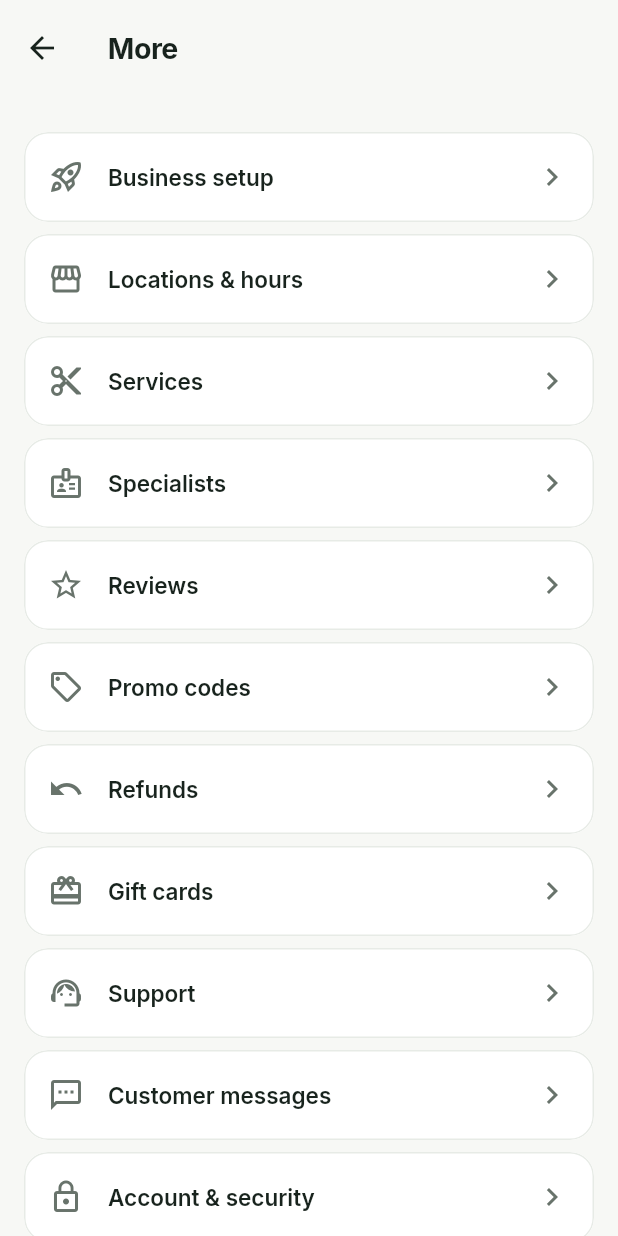
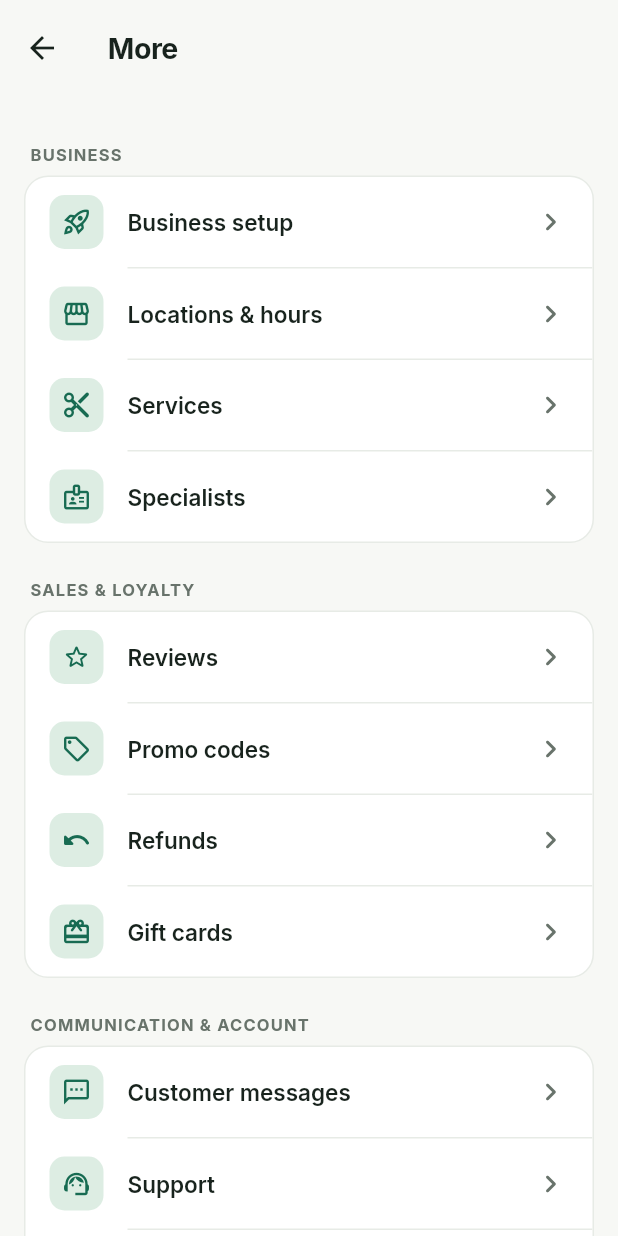
Before and after one commit to ADatkashov/orleu, a Flutter app: the MoreScreen screen opened directly, on a phone screen of 412 x 824 dp. Run offline on Flutter 3.47's test engine with Material 3 defaults, Android fonts, the phone set to English and light mode, and no system bars; our stand-ins replace dio, file_picker, flutter_riverpod, flutter_secure_storage, go_router, shared_preferences and 1 more; accounts and stored records are empty; network calls fail.

Commit message:
Redesign calendar, customers, more screens with shared components
Co-Authored-By: Claude Sonnet 5.5 <noreply@anthropic.com>
Claude-Session: https://claude.ai/code/session_01Kye4p9zCYXgGAj2usnKC1F

```diff
--- a/mobile/lib/core/widgets/analytics_chart.dart
+++ b/mobile/lib/core/widgets/analytics_chart.dart
@@ -70,7 +70,7 @@ class _BarsPainter extends CustomPainter {
       final v = values[i];
       final full = maxValue <= 0 || v <= 0 ? 2.0 : (v / maxValue * (size.height - 4)).clamp(4.0, size.height);
       final h = 2 + (full - 2) * progress;
-      final paint = Paint()..color = highlight == null ? color : (highlight == i ? accent : color.withValues(alpha: 0.55));
+      final paint = Paint()..color = highlight == null ? color : (highlight == i ? accent : color.withValues(alpha: 0.72));
       if (v <= 0) paint.color = muted;
       final x = i * slot + (slot - w) / 2;
       canvas.drawRRect(RRect.fromRectAndCorners(Rect.fromLTWH(x, size.height - h, w, h), topLeft: Radius.circular(w / 2.4), topRight: Radius.circular(w / 2.4), bottomLeft: const Radius.circular(2), bottomRight: const Radius.circular(2)), paint);
--- /dev/null
+++ b/mobile/lib/core/widgets/settings_tiles.dart
@@ -0,0 +1,69 @@
+import 'package:flutter/material.dart';
+
+import '../design/tokens.dart';
+import 'app_card.dart';
+
+/// Titled card holding a list of [SettingsTile]s separated by hairlines.
+class SettingsGroup extends StatelessWidget {
+  final String? title;
+  final List<Widget> children;
+  const SettingsGroup({super.key, this.title, required this.children});
+  @override
+  Widget build(BuildContext context) {
+    final t = Theme.of(context);
+    return Column(crossAxisAlignment: CrossAxisAlignment.start, children: [
+      if (title != null)
+        Padding(
+          padding: const EdgeInsets.fromLTRB(AppSpacing.xs, 0, 0, AppSpacing.sm),
+          child: Semantics(header: true, child: Text(title!.toUpperCase(), style: t.textTheme.labelSmall?.copyWith(letterSpacing: 0.8, fontWeight: FontWeight.w700))),
+        ),
+      AppCard(
+        padding: EdgeInsets.zero,
+        child: Column(children: [
+          for (var i = 0; i < children.length; i++) ...[
+            if (i > 0) Divider(indent: 68, color: t.colorScheme.outlineVariant),
+            children[i],
+          ],
+        ]),
+      ),
+    ]);
+  }
+}
+
+/// Row with a tinted icon, title, optional subtitle and chevron.
+class SettingsTile extends StatelessWidget {
+  final IconData icon;
+  final String title;
+  final String? subtitle;
+  final VoidCallback? onTap;
+  final Widget? trailing;
+  const SettingsTile({super.key, required this.icon, required this.title, this.subtitle, this.onTap, this.trailing});
+  @override
+  Widget build(BuildContext context) {
+    final t = Theme.of(context);
+    return InkWell(
+      onTap: onTap,
+      child: ConstrainedBox(
+        constraints: const BoxConstraints(minHeight: 60),
+        child: Padding(
+          padding: const EdgeInsets.symmetric(horizontal: AppSpacing.md, vertical: 10),
+          child: Row(children: [
+            Container(
+              width: 36, height: 36,
+              decoration: BoxDecoration(color: t.colorScheme.primaryContainer, borderRadius: BorderRadius.circular(AppRadius.control - 2)),
+              child: Icon(icon, size: AppIconSize.md, color: t.colorScheme.primary),
+            ),
+            const SizedBox(width: AppSpacing.md),
+            Expanded(
+              child: Column(crossAxisAlignment: CrossAxisAlignment.start, children: [
+                Text(title, style: t.textTheme.titleSmall?.copyWith(fontSize: 15)),
+                if (subtitle != null) Text(subtitle!, style: t.textTheme.bodySmall),
+              ]),
+            ),
+            trailing ?? (onTap != null ? Icon(Icons.chevron_right_rounded, color: t.colorScheme.onSurfaceVariant) : const SizedBox.shrink()),
+          ]),
+        ),
+      ),
+    );
+  }
+}
--- a/mobile/lib/core/widgets/widgets.dart
+++ b/mobile/lib/core/widgets/widgets.dart
@@ -11,5 +11,6 @@ export 'date_selector.dart';
 export 'domain_cards.dart';
 export 'pressable.dart';
 export 'search_field.dart';
+export 'settings_tiles.dart';
 export 'section_header.dart';
 export 'stat_card.dart';
--- a/mobile/lib/features/home/home_screen.dart
+++ b/mobile/lib/features/home/home_screen.dart
@@ -182,7 +182,7 @@ class _Performance extends StatelessWidget {
     final l = AppLocalizations.of(context);
     String pct(double v) => '${(v * 100).toStringAsFixed(1)}%';
     final p = context.palette;
-    return Column(crossAxisAlignment: CrossAxisAlignment.start, children: [
+    return Column(crossAxisAlignment: CrossAxisAlignment.stretch, children: [
       SectionHeader(l.performanceTitle),
       const SizedBox(height: AppSpacing.sm + 4),
       StatTile(label: l.outstanding, value: money(context, summary.outstanding, currency), valueColor: summary.outstanding > 0 ? p.warningFg : null),
--- a/mobile/lib/features/more/more_screen.dart
+++ b/mobile/lib/features/more/more_screen.dart
@@ -6,6 +6,7 @@ import '../../core/data/auth_controller.dart';
 import '../../core/data/repository.dart';
 import '../../core/design/tokens.dart';
 import '../../core/settings/settings.dart';
+import '../../core/widgets/widgets.dart';
 import '../../l10n/gen/app_localizations.dart';
 
 class MoreScreen extends ConsumerWidget {
@@ -19,60 +20,93 @@ class MoreScreen extends ConsumerWidget {
     final t = Theme.of(context);
     final settings = ref.watch(settingsProvider);
     final usage = ref.watch(usageProvider).value;
+    final biz = ref.watch(currentBusinessProvider).value;
     final current = settings.locale?.languageCode ?? Localizations.localeOf(context).languageCode;
+    SettingsTile tile(IconData icon, String label, String route) => SettingsTile(icon: icon, title: label, onTap: () => context.push(route));
+    final gutter = AppSpacing.gutter(context);
     return Scaffold(
       appBar: AppBar(title: Text(l.navMore)),
-      body: ListView(padding: const EdgeInsets.all(AppSpacing.md), children: [
-        if (usage != null) Card(
-          child: ListTile(
-            leading: const Icon(Icons.workspace_premium_outlined),
-            title: Text('${l.plan}: ${usage.planCode}'),
-            subtitle: Text(l.planUsage(usage.employees, usage.maxEmployees)),
-          ),
+      body: ListView(padding: EdgeInsets.fromLTRB(gutter, AppSpacing.sm, gutter, AppSpacing.xl), children: [
+        if (usage != null)
+          AppCard(
+            padding: const EdgeInsets.all(AppSpacing.md),
+            child: Column(crossAxisAlignment: CrossAxisAlignment.start, children: [
+              Row(children: [
+                AppAvatar(biz?.name ?? l.appName, size: 48),
+                const SizedBox(width: AppSpacing.md),
+                Expanded(child: Column(crossAxisAlignment: CrossAxisAlignment.start, children: [
+                  Text(biz?.name ?? l.appName, maxLines: 1, overflow: TextOverflow.ellipsis, style: t.textTheme.titleMedium),
+                  const SizedBox(height: 2),
+                  Text('${l.plan}: ${usage.planCode}', style: t.textTheme.bodySmall),
+                ])),
+                const Icon(Icons.workspace_premium_outlined),
+              ]),
+              const SizedBox(height: AppSpacing.md),
+              ClipRRect(
+                borderRadius: BorderRadius.circular(AppRadius.pill),
+                child: LinearProgressIndicator(value: usage.maxEmployees <= 0 ? 0 : (usage.employees / usage.maxEmployees).clamp(0, 1).toDouble(), minHeight: 8),
               ),
               const SizedBox(height: AppSpacing.sm),
-        for (final e in [
-          (Icons.rocket_launch_outlined, l.setupNav, '/more/setup'),
-          (Icons.storefront_outlined, l.branches, '/more/branches'),
-          (Icons.content_cut, l.services, '/more/services'),
-          (Icons.badge_outlined, l.employees, '/more/employees'),
-          (Icons.star_outline, l.reviewsNav, '/more/reviews'),
-          (Icons.sell_outlined, l.promosNav, '/more/promos'),
-          (Icons.undo, l.refundsNav, '/more/refunds'),
-          (Icons.card_giftcard, l.giftCardsNav, '/more/gift-cards'),
-          (Icons.support_agent_outlined, l.supportNav, '/more/support'),
-          (Icons.sms_outlined, l.messagesNav, '/more/messages'),
-          (Icons.lock_outline, l.accountNav, '/more/account'),
-        ]) Padding(
-          padding: const EdgeInsets.only(bottom: AppSpacing.sm),
-          child: Card(child: ListTile(leading: Icon(e.$1), title: Text(e.$2), trailing: const Icon(Icons.chevron_right), onTap: () => context.push(e.$3))),
+              Text(l.planUsage(usage.employees, usage.maxEmployees), style: t.textTheme.bodySmall),
+            ]),
           ),
-        const SizedBox(height: AppSpacing.md),
-        Text(l.language, style: t.textTheme.titleMedium),
+        const SizedBox(height: AppSpacing.lg),
+        SettingsGroup(title: l.groupBusiness, children: [
+          tile(Icons.rocket_launch_outlined, l.setupNav, '/more/setup'),
+          tile(Icons.storefront_outlined, l.branches, '/more/branches'),
+          tile(Icons.content_cut_rounded, l.services, '/more/services'),
+          tile(Icons.badge_outlined, l.employees, '/more/employees'),
+        ]),
+        const SizedBox(height: AppSpacing.lg),
+        SettingsGroup(title: l.groupSales, children: [
+          tile(Icons.star_outline_rounded, l.reviewsNav, '/more/reviews'),
+          tile(Icons.sell_outlined, l.promosNav, '/more/promos'),
+          tile(Icons.undo_rounded, l.refundsNav, '/more/refunds'),
+          tile(Icons.card_giftcard_rounded, l.giftCardsNav, '/more/gift-cards'),
+        ]),
+        const SizedBox(height: AppSpacing.lg),
+        SettingsGroup(title: l.groupAccount, children: [
+          tile(Icons.sms_outlined, l.messagesNav, '/more/messages'),
+          tile(Icons.support_agent_outlined, l.supportNav, '/more/support'),
+          tile(Icons.lock_outline_rounded, l.accountNav, '/more/account'),
+        ]),
+        const SizedBox(height: AppSpacing.lg),
+        SettingsGroup(title: l.preferencesTitle, children: [
+          Padding(
+            padding: const EdgeInsets.all(AppSpacing.md),
+            child: Column(crossAxisAlignment: CrossAxisAlignment.start, children: [
+              Text(l.language, style: t.textTheme.titleSmall),
               const SizedBox(height: AppSpacing.sm),
-        SegmentedButton<String>(
-          segments: [for (final e in _names.entries) ButtonSegment(value: e.key, label: Text(e.value))],
+              SizedBox(
+                width: double.infinity,
+                child: SegmentedButton<String>(
+                  showSelectedIcon: false,
+                  segments: [for (final e in _names.entries) ButtonSegment(value: e.key, label: Text(e.value, maxLines: 1, overflow: TextOverflow.ellipsis))],
                   selected: {current},
                   onSelectionChanged: (s) => ref.read(settingsProvider.notifier).setLocale(Locale(s.first)),
                 ),
-        const SizedBox(height: AppSpacing.lg),
-        Text(l.theme, style: t.textTheme.titleMedium),
+              ),
+              const SizedBox(height: AppSpacing.md),
+              Text(l.theme, style: t.textTheme.titleSmall),
               const SizedBox(height: AppSpacing.sm),
-        SegmentedButton<ThemeMode>(
+              SizedBox(
+                width: double.infinity,
+                child: SegmentedButton<ThemeMode>(
+                  showSelectedIcon: false,
                   segments: [
-            ButtonSegment(value: ThemeMode.system, label: Text(l.themeSystem)),
-            ButtonSegment(value: ThemeMode.light, label: Text(l.themeLight)),
-            ButtonSegment(value: ThemeMode.dark, label: Text(l.themeDark)),
+                    ButtonSegment(value: ThemeMode.system, label: Text(l.themeSystem, maxLines: 1, overflow: TextOverflow.ellipsis)),
+                    ButtonSegment(value: ThemeMode.light, label: Text(l.themeLight, maxLines: 1, overflow: TextOverflow.ellipsis)),
+                    ButtonSegment(value: ThemeMode.dark, label: Text(l.themeDark, maxLines: 1, overflow: TextOverflow.ellipsis)),
                   ],
                   selected: {settings.themeMode},
                   onSelectionChanged: (s) => ref.read(settingsProvider.notifier).setThemeMode(s.first),
                 ),
-        const SizedBox(height: AppSpacing.xl),
-        OutlinedButton.icon(
-          icon: const Icon(Icons.logout),
-          label: Text(l.logout),
-          onPressed: () => ref.read(authControllerProvider.notifier).logout(),
               ),
+            ]),
+          ),
+        ]),
+        const SizedBox(height: AppSpacing.lg),
+        SecondaryButton(label: l.logout, icon: Icons.logout_rounded, destructive: true, onPressed: () => ref.read(authControllerProvider.notifier).logout()),
       ]),
     );
   }
--- a/mobile/lib/l10n/app_en.arb
+++ b/mobile/lib/l10n/app_en.arb
@@ -530,5 +530,9 @@
   "quickActions": "Quick actions",
   "performanceTitle": "Performance today",
   "sevenDays": "Last 7 days",
-  "seeAll": "See all"
+  "seeAll": "See all",
+  "groupBusiness": "Business",
+  "groupSales": "Sales & loyalty",
+  "groupAccount": "Communication & account",
+  "preferencesTitle": "Preferences"
 }
--- a/mobile/lib/l10n/app_kk.arb
+++ b/mobile/lib/l10n/app_kk.arb
@@ -482,5 +482,9 @@
   "quickActions": "Жылдам әрекеттер",
   "performanceTitle": "Бүгінгі көрсеткіштер",
   "sevenDays": "Соңғы 7 күн",
-  "seeAll": "Барлығы"
+  "seeAll": "Барлығы",
+  "groupBusiness": "Бизнес",
+  "groupSales": "Сатылым және адалдық",
+  "groupAccount": "Байланыс және аккаунт",
+  "preferencesTitle": "Қолданба параметрлері"
 }
--- a/mobile/lib/l10n/app_ru.arb
+++ b/mobile/lib/l10n/app_ru.arb
@@ -482,5 +482,9 @@
   "quickActions": "Быстрые действия",
   "performanceTitle": "Показатели за сегодня",
   "sevenDays": "Последние 7 дней",
-  "seeAll": "Все"
+  "seeAll": "Все",
+  "groupBusiness": "Бизнес",
+  "groupSales": "Продажи и лояльность",
+  "groupAccount": "Связь и аккаунт",
+  "preferencesTitle": "Настройки приложения"
 }
--- a/mobile/lib/l10n/gen/app_localizations.dart
+++ b/mobile/lib/l10n/gen/app_localizations.dart
@@ -2997,6 +2997,30 @@ abstract class AppLocalizations {
   /// In en, this message translates to:
   /// **'See all'**
   String get seeAll;
+
+  /// No description provided for @groupBusiness.
+  ///
+  /// In en, this message translates to:
+  /// **'Business'**
+  String get groupBusiness;
+
+  /// No description provided for @groupSales.
+  ///
+  /// In en, this message translates to:
+  /// **'Sales & loyalty'**
+  String get groupSales;
+
+  /// No description provided for @groupAccount.
+  ///
+  /// In en, this message translates to:
+  /// **'Communication & account'**
+  String get groupAccount;
+
+  /// No description provided for @preferencesTitle.
+  ///
+  /// In en, this message translates to:
+  /// **'Preferences'**
+  String get preferencesTitle;
 }
 
 class _AppLocalizationsDelegate
--- a/mobile/lib/l10n/gen/app_localizations_en.dart
+++ b/mobile/lib/l10n/gen/app_localizations_en.dart
@@ -1580,4 +1580,16 @@ class AppLocalizationsEn extends AppLocalizations {
 
   @override
   String get seeAll => 'See all';
+
+  @override
+  String get groupBusiness => 'Business';
+
+  @override
+  String get groupSales => 'Sales & loyalty';
+
+  @override
+  String get groupAccount => 'Communication & account';
+
+  @override
+  String get preferencesTitle => 'Preferences';
 }
```
Also changed, not shown: mobile/lib/core/widgets/domain_cards.dart (+34 -3 lines), mobile/lib/features/calendar/calendar_screen.dart (+40 -32 lines), mobile/lib/features/customers/customers_screen.dart (+24 -38 lines), mobile/lib/l10n/gen/app_localizations_kk.dart (+12 -0 lines), mobile/lib/l10n/gen/app_localizations_ru.dart (+12 -0 lines), 3 other files. Lines whose indentation alone changed are shown as unchanged.
